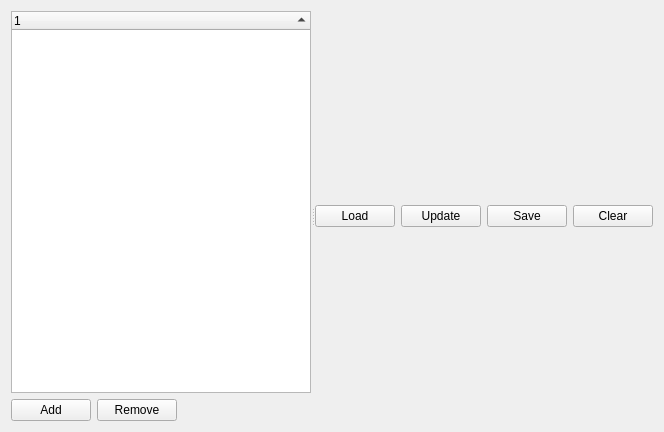
Qt form src/gui/TaskGraphEditor/TaskGraphEditor.ui (rock-core/tools-graph_analysis) before a commit.
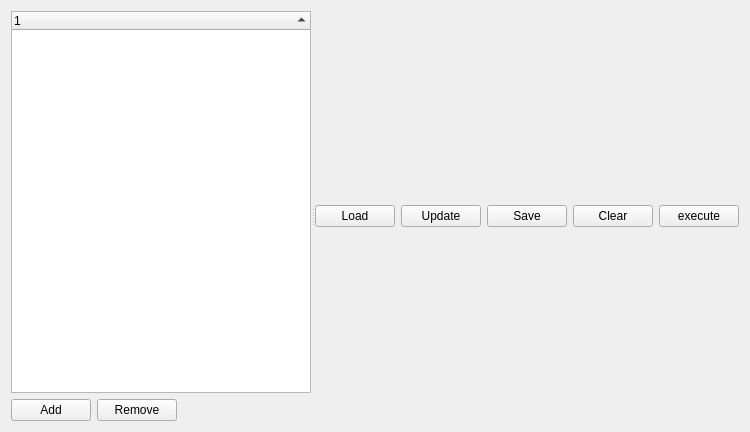
The same form after that commit.

Commit message: TaskGraphEditor: add the "execute" button

```diff
--- a/src/gui/TaskGraphEditor/TaskGraphEditor.ui
+++ b/src/gui/TaskGraphEditor/TaskGraphEditor.ui
@@ -130,6 +130,13 @@
            </property>
           </spacer>
          </item>
+         <item>
+          <widget class="QPushButton" name="executeNetwork">
+           <property name="text">
+            <string>execute</string>
+           </property>
+          </widget>
+         </item>
         </layout>
        </item>
       </layout>
```
The commit also changes 3 other files.
